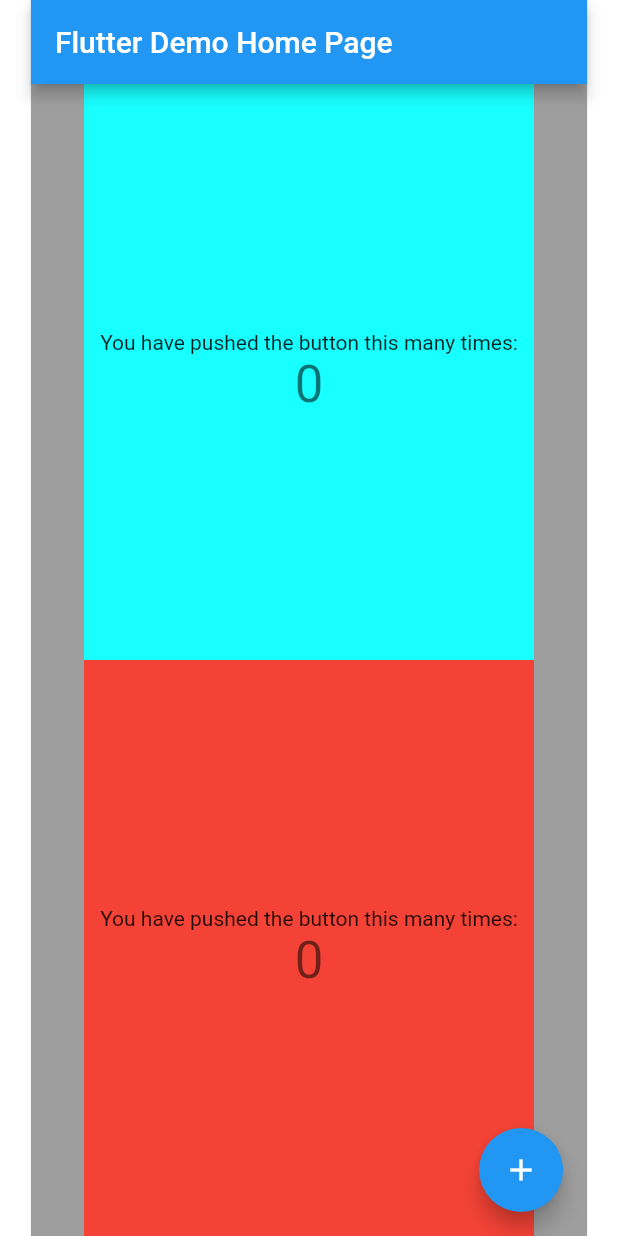
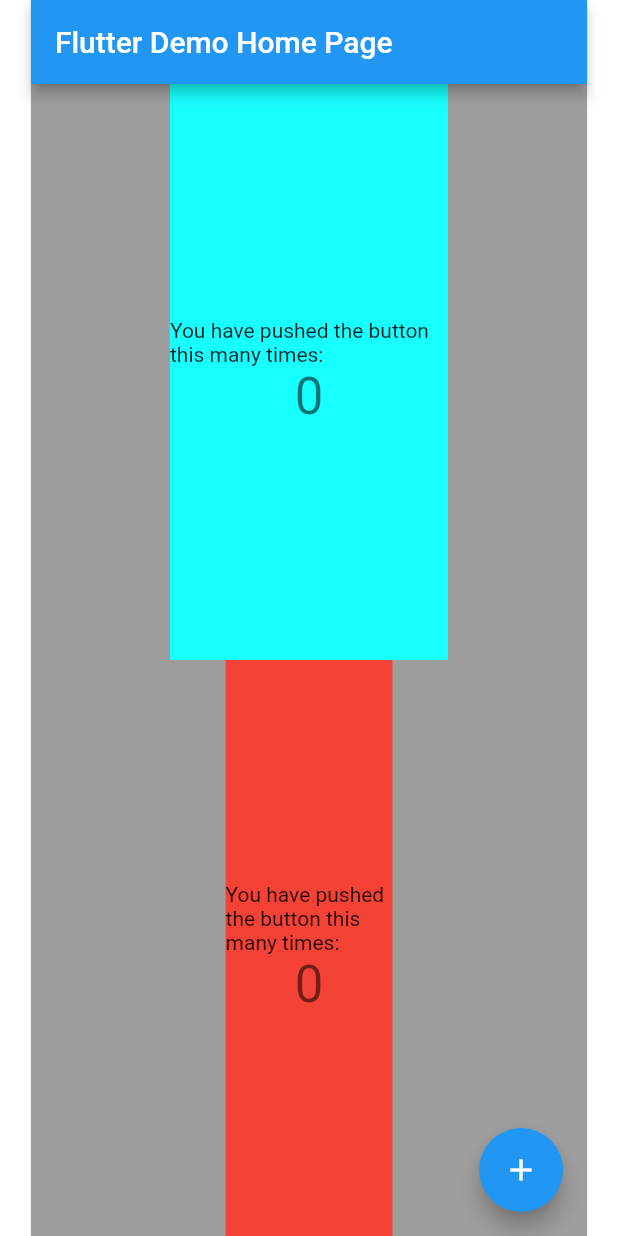
Before and after one commit to smart-nishida/flutter_verification, a Flutter app: the screen it shows after launch, on a phone screen of 412 x 824 dp. Run offline on Flutter 3.47's test engine with Material 2 defaults, Android fonts, the phone set to English and light mode, and no system bars; our stand-ins replace flutter_screenutil.

Commit message:
アスペクト比を固定にしたアプリの画面サイズを格納する変数名称を変更(紛らわしい名称だった為)

```diff
--- a/lib/main.dart
+++ b/lib/main.dart
@@ -78,15 +78,15 @@ class _MyHomePageState extends State<MyHomePage> {
   }
 
   final _key = GlobalKey();
-  Size aspectContainerSize = Size(0, 0);
+  Size containerSize = Size(0, 0);
 
   @override
   void initState() {
     SchedulerBinding.instance.addPostFrameCallback((_) {
       setState(() {
-        aspectContainerSize = _key.currentContext!.size!;
+        containerSize = _key.currentContext!.size!;
       });
-      print("AspectRatio直下のコンテナのサイズは height: ${aspectContainerSize!.height} width: ${aspectContainerSize!.width}");
+      print("AspectRatio直下のコンテナのサイズは height: ${containerSize!.height} width: ${containerSize!.width}");
     });
     super.initState();
   }
@@ -115,15 +115,15 @@ class _MyHomePageState extends State<MyHomePage> {
             appBar: AppBar(
               title: Text(widget.title),
             ),
-            body: Container( //TODO このコンテナの縦横の長さを知りたい
-                key: _key,
+            body: Container(
+                key: _key, // このコンテナの縦横の長さを把握するために使用
                 color: Colors.grey,
                 child: Center(
                   child: Column(
                     children: [
                       Container(
-                        height: aspectContainerSize!.height * 0.5,
-                        width: 300,
+                        height: containerSize!.height * 0.5,
+                        width: containerSize!.width * 0.5,
                         color: Colors.cyanAccent,
                         child: Center(
                           child: Column(
@@ -141,8 +141,8 @@ class _MyHomePageState extends State<MyHomePage> {
                         ),
                       ),
                       Container(
-                        height: aspectContainerSize!.height * 0.5,
-                        width: 300,
+                        height: containerSize!.height * 0.5,
+                        width: containerSize!.width * 0.3,
                         color: Colors.red,
                         child: Center(
                           child: Column(
```
